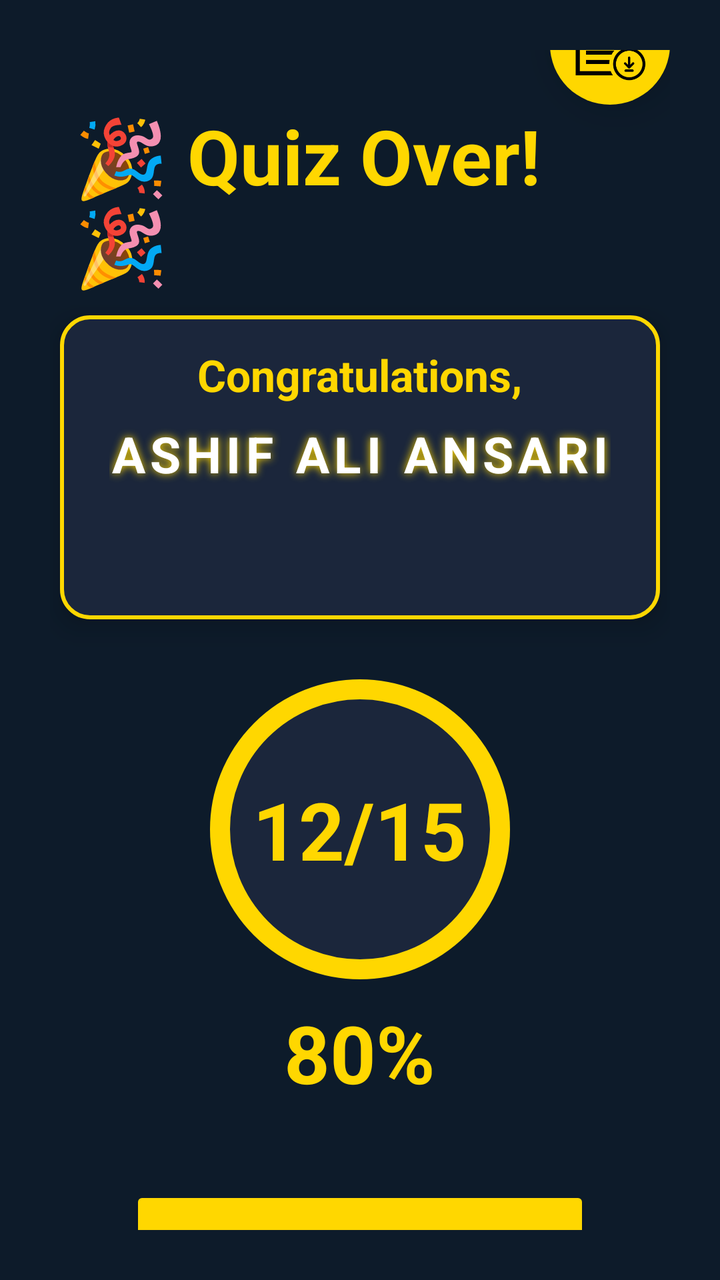
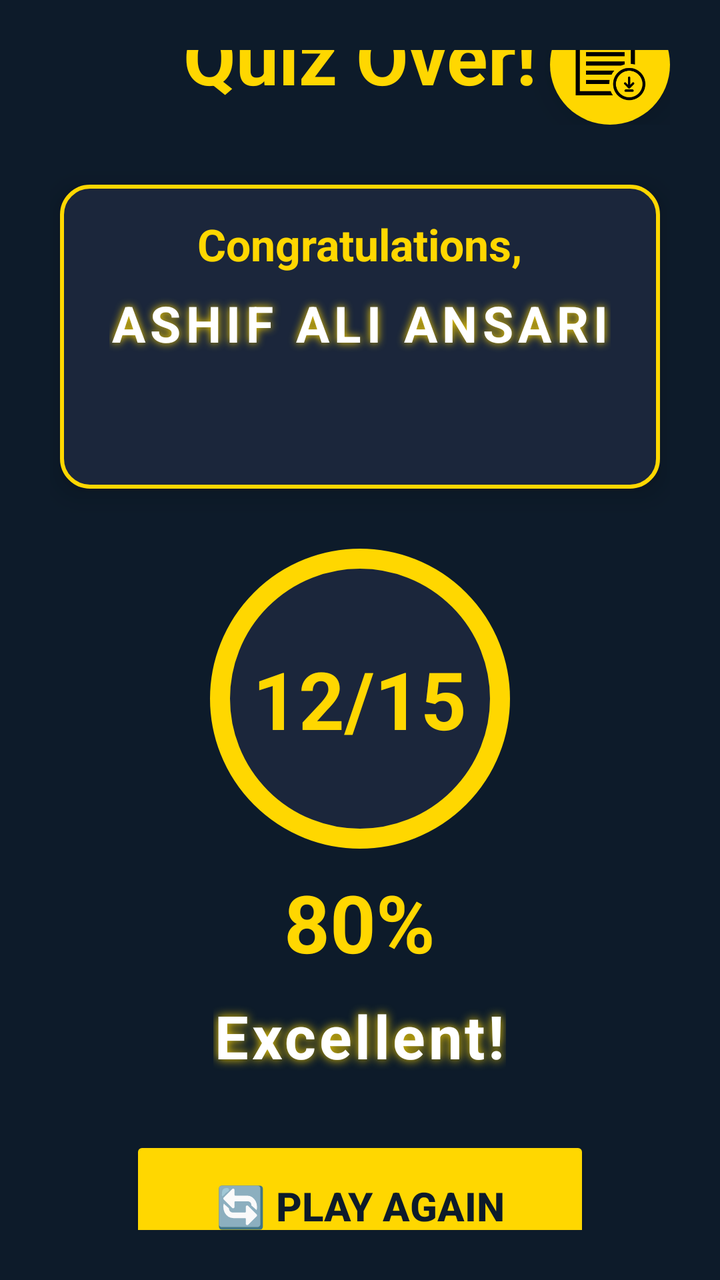

The first picture is an Android layout as it rendered before a commit; the second is the same layout after the commit. The layout source and the unified diff follow.
<!-- AndroidManifest.xml: application theme Theme.QuizApp -->
<!-- res/layout/activity_result.xml -->
<?xml version="1.0" encoding="utf-8"?>
<LinearLayout xmlns:android="http://schemas.android.com/apk/res/android"
    android:layout_width="match_parent"
    android:layout_height="match_parent"
    android:orientation="vertical"
    android:gravity="center"
    android:padding="25dp"
    android:background="#0D1B2A">

    
    <ImageButton
        android:id="@+id/btnDownloadReport"
        android:layout_width="60dp"
        android:layout_height="60dp"
        android:layout_alignParentTop="true"
        android:layout_alignParentEnd="true"
        android:layout_marginTop="15dp"
        android:background="@drawable/ic_download_circle"
        android:backgroundTint="#FFD700"
        android:contentDescription="Download Report"
        android:elevation="12dp"
        android:padding="12dp"
        android:layout_gravity="top|end"
        android:scaleType="centerInside"
        android:src="@drawable/ic_download" />

    <LinearLayout
        android:layout_width="wrap_content"
        android:layout_height="wrap_content"
        android:orientation="horizontal"
        android:layout_marginBottom="10dp">


        <TextView
            android:layout_width="wrap_content"
            android:layout_height="wrap_content"
            android:text="🎉 Quiz Over! 🎉"
            android:textSize="38sp"
            android:textStyle="bold"
            android:textColor="#FFD700"
            android:layout_marginStart="12dp"
            android:layout_marginEnd="12dp" />

    </LinearLayout>

    
    <LinearLayout
        android:layout_width="300dp"
        android:layout_height="wrap_content"
        android:layout_marginBottom="30dp"
        android:background="@drawable/player_name_bg"
        android:elevation="8dp"
        android:gravity="center"
        android:orientation="vertical"
        android:padding="15dp">

        <TextView
            android:layout_width="wrap_content"
            android:layout_height="wrap_content"
            android:layout_marginBottom="8dp"
            android:text="Congratulations,"
            android:textColor="#FFD700"
            android:textSize="22sp"
            android:textStyle="bold" />

        <TextView
            android:id="@+id/tvPlayerName"
            android:layout_width="wrap_content"
            android:layout_height="wrap_content"
            android:letterSpacing="0.1"
            android:shadowColor="#FFD700"
            android:shadowDx="0"
            android:shadowDy="0"
            android:shadowRadius="10"
            android:text="ASHIF ALI ANSARI"
            android:textColor="#FFFFFF"
            android:textSize="25sp"
            android:textStyle="bold" />

        <TextView
            android:layout_width="wrap_content"
            android:layout_height="wrap_content"
            android:layout_marginTop="8dp"
            android:textSize="32sp" />
    </LinearLayout>

    
    <RelativeLayout
        android:layout_width="150dp"
        android:layout_height="150dp"
        android:layout_marginBottom="10dp">

        <View
            android:layout_width="match_parent"
            android:layout_height="match_parent"
            android:background="@drawable/circle_gold_border" />

        <TextView
            android:id="@+id/tvFinalScore"
            android:layout_width="wrap_content"
            android:layout_height="wrap_content"
            android:text="12/15"
            android:textSize="40sp"
            android:textStyle="bold"
            android:textColor="#FFD700"
            android:layout_centerInParent="true" />
    </RelativeLayout>

    
    <TextView
        android:id="@+id/tvPercentage"
        android:layout_width="wrap_content"
        android:layout_height="wrap_content"
        android:text="80%"
        android:textSize="40sp"
        android:textStyle="bold"
        android:textColor="#FFD700"
        android:layout_marginBottom="10dp" />

    
    <TextView
        android:id="@+id/tvMessage"
        android:layout_width="wrap_content"
        android:layout_height="wrap_content"
        android:text="Excellent!"
        android:textSize="30sp"
        android:textStyle="bold"
        android:textColor="#FFFFFF"
        android:shadowColor="#FFD700"
        android:shadowDx="0"
        android:shadowDy="0"
        android:shadowRadius="12"
        android:letterSpacing="0.05"
        android:layout_marginBottom="30dp"
        android:gravity="center" />

    
    <Button
        android:id="@+id/btnPlayAgain"
        android:layout_width="match_parent"
        android:layout_height="70dp"
        android:text="🔄️ Play Again"
        android:textSize="20sp"
        android:textStyle="bold"
        android:textColor="#0D1B2A"
        android:backgroundTint="#FFD700"
        android:elevation="10dp"
        android:layout_marginHorizontal="40dp" />



</LinearLayout>
<!-- resources referenced by this layout -->
<resources>
  <!-- drawable circle_gold_border (drawable) -->
  <?xml version="1.0" encoding="utf-8"?>
  <shape xmlns:android="http://schemas.android.com/apk/res/android">
      <solid android:color="#1B263B" />
      <stroke
          android:width="10dp"
          android:color="#FFD700" />
      <corners android:radius="100dp" />
  </shape>
  <!-- drawable ic_download: png bitmap (drawable, 4258 bytes) -->
  <!-- drawable ic_download_circle (drawable) -->
  <?xml version="1.0" encoding="utf-8"?>
  <shape xmlns:android="http://schemas.android.com/apk/res/android"
      android:shape="oval">
      <solid android:color="#FFD700" />
      <corners android:radius="30dp" />
  </shape>
  <!-- drawable player_name_bg (drawable) -->
  <?xml version="1.0" encoding="utf-8"?>
  <shape xmlns:android="http://schemas.android.com/apk/res/android">
      <solid android:color="#1B263B" /> 
      <stroke
          android:width="2dp"
          android:color="#FFD700" /> 
      <corners android:radius="14dp" />
  </shape>
  <style name="Theme.QuizApp" parent="Base.Theme.QuizApp" />
  <style name="Base.Theme.QuizApp" parent="Theme.Material3.DayNight.NoActionBar">
          
          
      </style>
</resources>

<!-- the commit's change to res/layout/activity_result.xml (unified diff, before → after) -->
@@ -8,40 +8,37 @@
     android:background="#0D1B2A">
 
     
-    <ImageButton
-        android:id="@+id/btnDownloadReport"
-        android:layout_width="60dp"
-        android:layout_height="60dp"
-        android:layout_alignParentTop="true"
-        android:layout_alignParentEnd="true"
-        android:layout_marginTop="15dp"
-        android:background="@drawable/ic_download_circle"
-        android:backgroundTint="#FFD700"
-        android:contentDescription="Download Report"
-        android:elevation="12dp"
-        android:padding="12dp"
-        android:layout_gravity="top|end"
-        android:scaleType="centerInside"
-        android:src="@drawable/ic_download" />
+    <FrameLayout
+        android:layout_width="match_parent"
+        android:layout_height="wrap_content"
+        android:layout_marginBottom="30dp">
 
-    <LinearLayout
-        android:layout_width="wrap_content"
-        android:layout_height="wrap_content"
-        android:orientation="horizontal"
-        android:layout_marginBottom="10dp">
-
-
+        
         <TextView
-            android:layout_width="wrap_content"
+            android:layout_width="match_parent"
             android:layout_height="wrap_content"
-            android:text="🎉 Quiz Over! 🎉"
+            android:gravity="center"
+            android:text=" Quiz Over! "
             android:textSize="38sp"
             android:textStyle="bold"
-            android:textColor="#FFD700"
-            android:layout_marginStart="12dp"
-            android:layout_marginEnd="12dp" />
+            android:textColor="#FFD700"/>
 
-    </LinearLayout>
+        
+        <ImageButton
+            android:id="@+id/btnDownloadReport"
+            android:layout_width="60dp"
+            android:layout_height="60dp"
+            android:layout_gravity="top|end"
+            android:layout_marginTop="0dp"
+            android:layout_marginEnd="0dp"
+            android:background="@drawable/ic_download_circle"
+            android:backgroundTint="#FFD700"
+            android:src="@drawable/ic_download"
+            android:scaleType="centerInside"
+            android:elevation="12dp"
+            android:contentDescription="Download Report"
+           android:padding="12dp"/>
+    </FrameLayout>
 
     
     <LinearLayout
